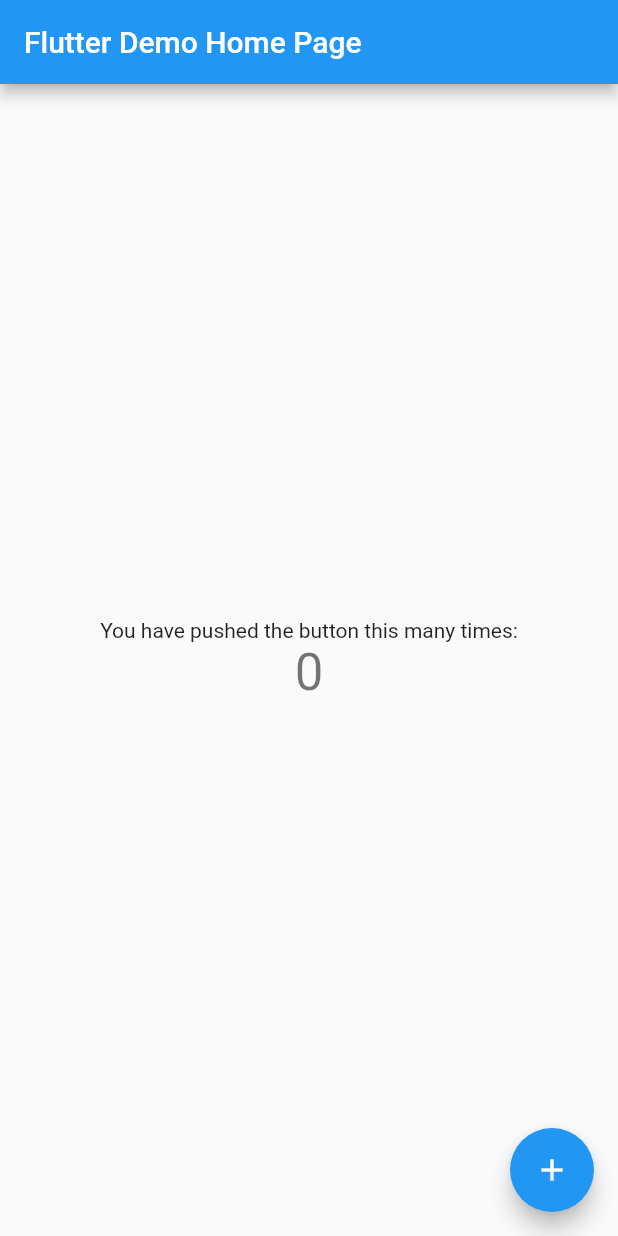
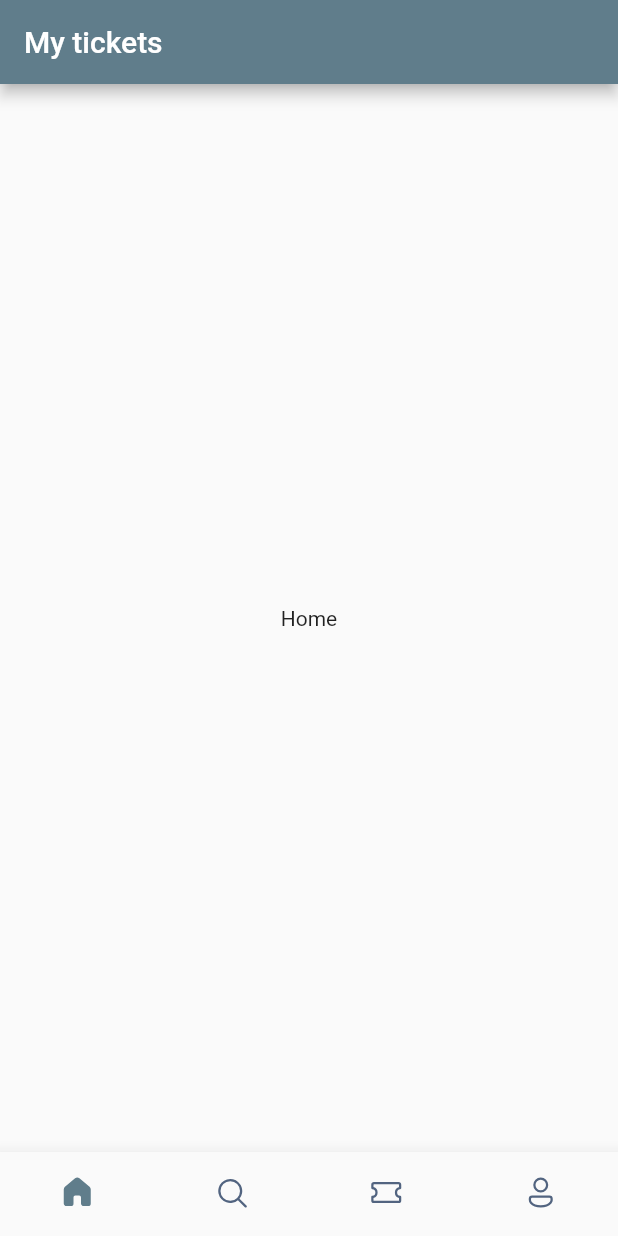
Before and after one commit to supertgo/ticket-booking, a Flutter app: the screen it shows after launch, on a phone screen of 412 x 824 dp. Run offline on Flutter 3.47's test engine with Material 2 defaults, Android fonts, the phone set to English and light mode, and no system bars; our stand-ins replace fluentui_icons.

Commit message:
feat(bottom bar): add bottom bar

```diff
--- a/lib/main.dart
+++ b/lib/main.dart
@@ -1,4 +1,5 @@
 import 'package:flutter/material.dart';
+import 'package:ticket_booking/screens/botton_bar.dart';
 
 void main() {
   runApp(const MyApp());
@@ -12,57 +13,9 @@ class MyApp extends StatelessWidget {
     return MaterialApp(
       title: 'Flutter Demo',
       theme: ThemeData(
-        primarySwatch: Colors.blue,
+        primarySwatch: Colors.blueGrey,
       ),
-      home: const MyHomePage(title: 'Flutter Demo Home Page'),
+      home: const BottomBar(),
     );
   }
 }
-
-class MyHomePage extends StatefulWidget {
-  const MyHomePage({super.key, required this.title});
-
-  final String title;
-
-  @override
-  State<MyHomePage> createState() => _MyHomePageState();
-}
-
-class _MyHomePageState extends State<MyHomePage> {
-  int _counter = 0;
-
-  void _incrementCounter() {
-    setState(() {
-      _counter++;
-    });
-  }
-
-  @override
-  Widget build(BuildContext context) {
-    return Scaffold(
-      appBar: AppBar(
-        title: Text(widget.title),
-      ),
-      body: Center(
-        child: Column(
-          // horizontal).
-          mainAxisAlignment: MainAxisAlignment.center,
-          children: <Widget>[
-            const Text(
-              'You have pushed the button this many times:',
-            ),
-            Text(
-              '$_counter',
-              style: Theme.of(context).textTheme.headline4,
-            ),
-          ],
-        ),
-      ),
-      floatingActionButton: FloatingActionButton(
-        onPressed: _incrementCounter,
-        tooltip: 'Increment',
-        child: const Icon(Icons.add),
-      ),
-    );
-  }
-}
--- /dev/null
+++ b/lib/screens/botton_bar.dart
@@ -0,0 +1,69 @@
+import 'package:fluentui_icons/fluentui_icons.dart';
+import 'package:flutter/material.dart';
+import 'package:flutter/src/widgets/container.dart';
+import 'package:flutter/src/widgets/framework.dart';
+
+class BottomBar extends StatefulWidget {
+  const BottomBar({super.key});
+
+  @override
+  State<BottomBar> createState() => _BottomBarState();
+}
+
+class _BottomBarState extends State<BottomBar> {
+  int _selectedIndex = 0;
+  static final List<Widget> _widgetOptions = <Widget>[
+    const Text('Home'),
+    const Text('Search'),
+    const Text('Tickets'),
+    const Text('Profile'),
+  ];
+
+  void _onItemTapped(int index) {
+    setState(() {
+      _selectedIndex = index;
+    });
+  }
+
+  @override
+  Widget build(BuildContext context) {
+    return Scaffold(
+      appBar: AppBar(
+        title: Text('My tickets'),
+      ),
+      body: Center(child: _widgetOptions[_selectedIndex]),
+      bottomNavigationBar: BottomNavigationBar(
+        elevation: 10,
+        currentIndex: _selectedIndex,
+        showSelectedLabels: false,
+        showUnselectedLabels: false,
+        selectedItemColor: Colors.blueGrey,
+        type: BottomNavigationBarType.fixed,
+        unselectedItemColor: const Color(0xFF526480),
+        onTap: _onItemTapped,
+        items: const [
+          BottomNavigationBarItem(
+            icon: Icon(FluentSystemIcons.ic_fluent_home_regular),
+            activeIcon: Icon(FluentSystemIcons.ic_fluent_home_filled),
+            label: 'home',
+          ),
+          BottomNavigationBarItem(
+            icon: Icon(FluentSystemIcons.ic_fluent_search_regular),
+            activeIcon: Icon(FluentSystemIcons.ic_fluent_search_filled),
+            label: 'Search',
+          ),
+          BottomNavigationBarItem(
+            icon: Icon(FluentSystemIcons.ic_fluent_ticket_regular),
+            activeIcon: Icon(FluentSystemIcons.ic_fluent_ticket_filled),
+            label: 'Ticket',
+          ),
+          BottomNavigationBarItem(
+            icon: Icon(FluentSystemIcons.ic_fluent_person_regular),
+            activeIcon: Icon(FluentSystemIcons.ic_fluent_person_filled),
+            label: 'Profile',
+          )
+        ],
+      ),
+    );
+  }
+}
--- a/pubspec.yaml
+++ b/pubspec.yaml
@@ -36,6 +36,7 @@ dependencies:
   # The following adds the Cupertino Icons font to your application.
   # Use with the CupertinoIcons class for iOS style icons.
   cupertino_icons: ^1.0.2
+  fluentui_icons: ^1.0.0
 
 dev_dependencies:
   flutter_test:
```
Also changed, not shown: pubspec.lock.
